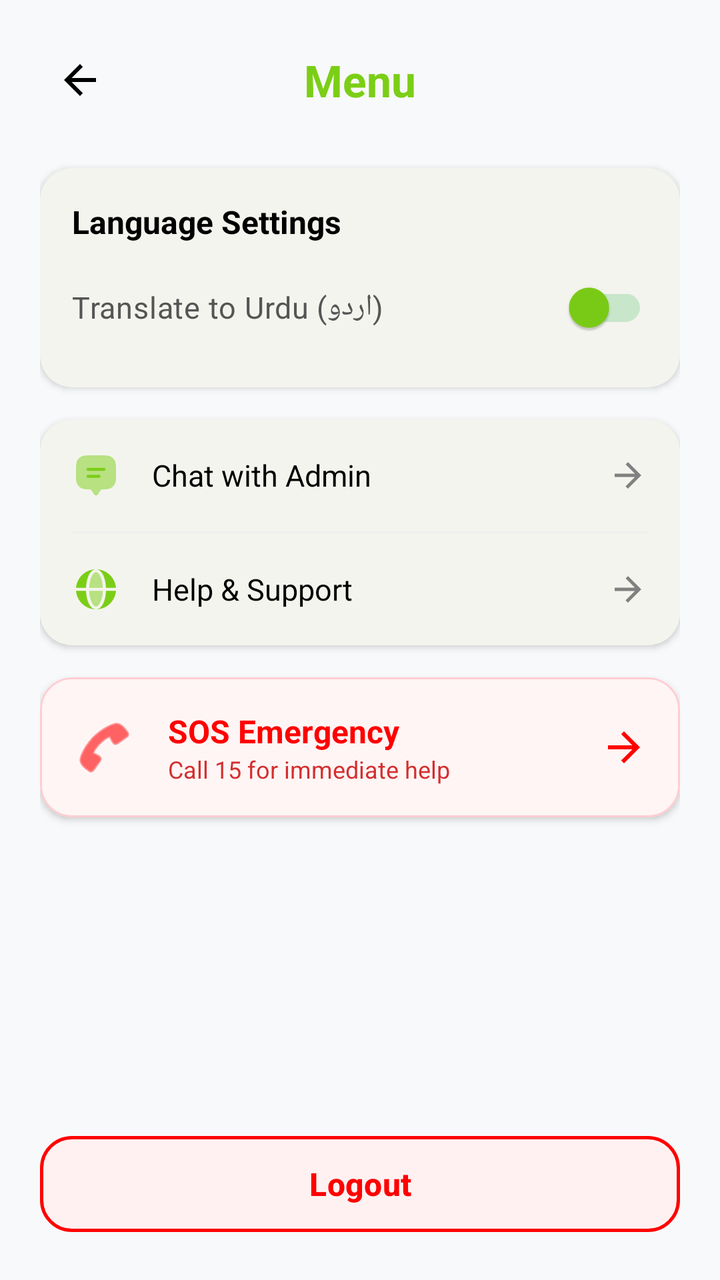
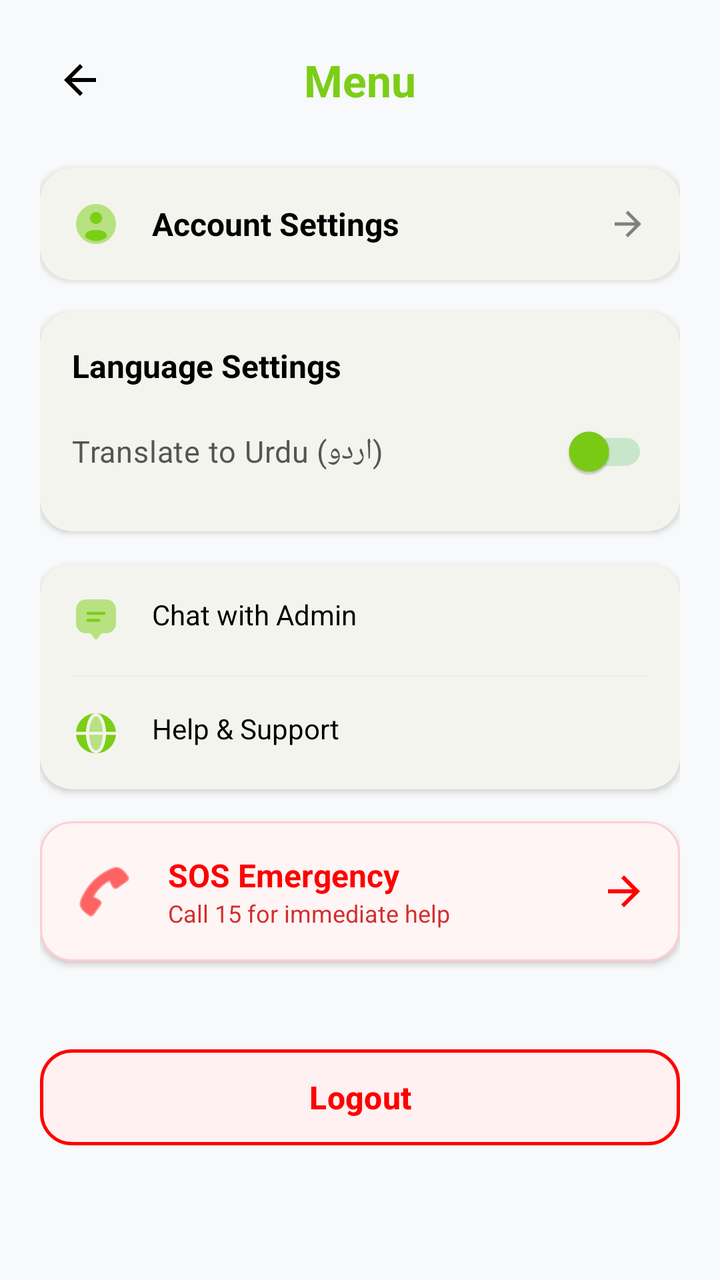

Before-and-after screenshots of an Android layout around one commit, followed by the original layout XML and the change that was made.
<!-- AndroidManifest.xml: application theme Theme.RozgarConnector -->
<!-- res/layout/activity_menu.xml -->
<?xml version="1.0" encoding="utf-8"?>
<androidx.core.widget.NestedScrollView xmlns:android="http://schemas.android.com/apk/res/android"
    xmlns:app="http://schemas.android.com/apk/res-auto"
    xmlns:tools="http://schemas.android.com/tools"
    android:layout_width="match_parent"
    android:layout_height="match_parent"
    android:background="#F8F9FA"
    android:fillViewport="true">

    <LinearLayout
        android:layout_width="match_parent"
        android:layout_height="wrap_content"
        android:orientation="vertical"
        android:padding="20dp"
        tools:context=".ui.settings.MenuActivity">

        <RelativeLayout
            android:layout_width="match_parent"
            android:layout_height="wrap_content"
            android:layout_marginBottom="24dp">

            <ImageButton
                android:id="@+id/btnBack"
                android:layout_width="40dp"
                android:layout_height="40dp"
                android:background="?attr/selectableItemBackgroundBorderless"
                android:src="@drawable/ic_back"
                app:tint="@color/black" />

            <TextView
                android:id="@+id/tvMenuTitle"
                android:layout_width="wrap_content"
                android:layout_height="wrap_content"
                android:layout_centerInParent="true"
                android:text="@string/menu_title"
                android:textColor="@color/primary_green"
                android:textSize="22sp"
                android:textStyle="bold" />
        </RelativeLayout>

        
        <com.google.android.material.card.MaterialCardView
            android:layout_width="match_parent"
            android:layout_height="wrap_content"
            android:layout_marginBottom="16dp"
            app:cardCornerRadius="16dp"
            app:cardElevation="2dp"
            app:strokeWidth="0dp">

            <LinearLayout
                android:layout_width="match_parent"
                android:layout_height="wrap_content"
                android:orientation="vertical"
                android:padding="16dp">

                <TextView
                    android:id="@+id/tvLangHeader"
                    android:layout_width="wrap_content"
                    android:layout_height="wrap_content"
                    android:layout_marginBottom="8dp"
                    android:text="@string/lang_settings"
                    android:textColor="@color/black"
                    android:textSize="16sp"
                    android:textStyle="bold" />

                <com.google.android.material.switchmaterial.SwitchMaterial
                    android:id="@+id/switchUrdu"
                    android:layout_width="match_parent"
                    android:layout_height="wrap_content"
                    android:text="@string/switch_urdu_label"
                    android:textColor="#555555"
                    android:textSize="15sp"
                    app:thumbTint="@color/primary_green"
                    app:trackTint="@color/primary_green_light" />

                <TextView
                    android:id="@+id/tvStatus"
                    android:layout_width="wrap_content"
                    android:layout_height="wrap_content"
                    android:text="@string/model_download_status"
                    android:textColor="@color/grey"
                    android:textSize="11sp"
                    android:visibility="gone" />
            </LinearLayout>
        </com.google.android.material.card.MaterialCardView>

        
        <com.google.android.material.card.MaterialCardView
            android:layout_width="match_parent"
            android:layout_height="wrap_content"
            android:layout_marginBottom="16dp"
            app:cardCornerRadius="16dp"
            app:cardElevation="2dp"
            app:strokeWidth="0dp">

            <LinearLayout
                android:layout_width="match_parent"
                android:layout_height="wrap_content"
                android:orientation="vertical">

                
                <LinearLayout
                    android:id="@+id/btnChatAdmin"
                    android:layout_width="match_parent"
                    android:layout_height="wrap_content"
                    android:background="?attr/selectableItemBackground"
                    android:clickable="true"
                    android:focusable="true"
                    android:gravity="center_vertical"
                    android:padding="16dp">

                    <ImageView
                        android:layout_width="24dp"
                        android:layout_height="24dp"
                        android:src="@drawable/ic_messages"
                        app:tint="@color/primary_green" />

                    <TextView
                        android:layout_width="0dp"
                        android:layout_height="wrap_content"
                        android:layout_marginStart="16dp"
                        android:layout_weight="1"
                        android:text="Chat with Admin"
                        android:textColor="@color/black"
                        android:textSize="15sp" />

                    <ImageView
                        android:layout_width="20dp"
                        android:layout_height="20dp"
                        android:src="@drawable/ic_back"
                        android:rotation="180"
                        app:tint="@color/grey" />
                </LinearLayout>

                <View
                    android:layout_width="match_parent"
                    android:layout_height="1dp"
                    android:layout_marginHorizontal="16dp"
                    android:background="#EEEEEE" />

                
                <LinearLayout
                    android:id="@+id/btnHelpSupport"
                    android:layout_width="match_parent"
                    android:layout_height="wrap_content"
                    android:background="?attr/selectableItemBackground"
                    android:clickable="true"
                    android:focusable="true"
                    android:gravity="center_vertical"
                    android:padding="16dp">

                    <ImageView
                        android:layout_width="24dp"
                        android:layout_height="24dp"
                        android:src="@drawable/ic_notification"
                        app:tint="@color/primary_green" />

                    <TextView
                        android:layout_width="0dp"
                        android:layout_height="wrap_content"
                        android:layout_marginStart="16dp"
                        android:layout_weight="1"
                        android:text="Help &amp; Support"
                        android:textColor="@color/black"
                        android:textSize="15sp" />

                    <ImageView
                        android:layout_width="20dp"
                        android:layout_height="20dp"
                        android:src="@drawable/ic_back"
                        android:rotation="180"
                        app:tint="@color/grey" />
                </LinearLayout>
            </LinearLayout>
        </com.google.android.material.card.MaterialCardView>

        
        <com.google.android.material.card.MaterialCardView
            android:id="@+id/btnSOS"
            android:layout_width="match_parent"
            android:layout_height="wrap_content"
            android:layout_marginBottom="16dp"
            android:backgroundTint="#FFF5F5"
            app:cardCornerRadius="16dp"
            app:cardElevation="2dp"
            app:strokeColor="#FFCDD2"
            app:strokeWidth="1dp">

            <LinearLayout
                android:layout_width="match_parent"
                android:layout_height="wrap_content"
                android:gravity="center_vertical"
                android:padding="16dp">

                <ImageView
                    android:layout_width="32dp"
                    android:layout_height="32dp"
                    android:src="@android:drawable/ic_menu_call"
                    app:tint="@color/red" />

                <LinearLayout
                    android:layout_width="0dp"
                    android:layout_height="wrap_content"
                    android:layout_marginStart="16dp"
                    android:layout_weight="1"
                    android:orientation="vertical">

                    <TextView
                        android:layout_width="wrap_content"
                        android:layout_height="wrap_content"
                        android:text="SOS Emergency"
                        android:textColor="@color/red"
                        android:textSize="16sp"
                        android:textStyle="bold" />

                    <TextView
                        android:layout_width="wrap_content"
                        android:layout_height="wrap_content"
                        android:text="Call 15 for immediate help"
                        android:textColor="#D32F2F"
                        android:textSize="12sp" />
                </LinearLayout>

                <ImageView
                    android:layout_width="24dp"
                    android:layout_height="24dp"
                    android:src="@drawable/ic_back"
                    android:rotation="180"
                    app:tint="@color/red" />
            </LinearLayout>
        </com.google.android.material.card.MaterialCardView>

        <View
            android:layout_width="match_parent"
            android:layout_height="0dp"
            android:layout_weight="1" />

        <com.google.android.material.button.MaterialButton
            android:id="@+id/btnLogout"
            android:layout_width="match_parent"
            android:layout_height="56dp"
            android:layout_marginTop="24dp"
            android:backgroundTint="#FFF1F1"
            android:text="@string/logout"
            android:textAllCaps="false"
            android:textColor="@color/red"
            android:textSize="16sp"
            android:textStyle="bold"
            app:cornerRadius="16dp"
            app:strokeColor="@color/red"
            app:strokeWidth="1.5dp" />

    </LinearLayout>
</androidx.core.widget.NestedScrollView>
<!-- resources referenced by this layout -->
<resources>
  <color name="black">#FF000000</color>
  <color name="grey">#808080</color>
  <color name="primary_green">#7BCE16</color>
  <color name="primary_green_light">#C8E6C9</color>
  <color name="red">#FF0000</color>
  <!-- drawable ic_back (drawable) -->
  <vector xmlns:android="http://schemas.android.com/apk/res/android"
      android:width="24dp"
      android:height="24dp"
      android:viewportWidth="24"
      android:viewportHeight="24">
    <path
        android:fillColor="@android:color/white"
        android:pathData="M20,11H7.83l5.59,-5.59L12,4l-8,8 8,8 1.41,-1.41L7.83,13H20v-2z"/>
  </vector>
  <!-- drawable ic_messages (drawable) -->
  <vector xmlns:android="http://schemas.android.com/apk/res/android"
      android:width="800dp"
      android:height="800dp"
      android:viewportWidth="24"
      android:viewportHeight="24">
    <path
        android:pathData="M13.629,20.472L13.087,21.388C12.604,22.204 11.396,22.204 10.913,21.388L10.371,20.472C9.951,19.761 9.74,19.406 9.403,19.21C9.065,19.013 8.64,19.006 7.79,18.992C6.534,18.97 5.747,18.893 5.087,18.619C3.861,18.112 2.888,17.139 2.381,15.913C2,14.995 2,13.83 2,11.5V10.5C2,7.227 2,5.59 2.737,4.388C3.149,3.715 3.715,3.149 4.388,2.737C5.59,2 7.227,2 10.5,2H13.5C16.773,2 18.41,2 19.612,2.737C20.285,3.149 20.851,3.715 21.263,4.388C22,5.59 22,7.227 22,10.5V11.5C22,13.83 22,14.995 21.619,15.913C21.112,17.139 20.139,18.112 18.913,18.619C18.253,18.893 17.466,18.97 16.21,18.992C15.36,19.006 14.935,19.013 14.597,19.21C14.259,19.406 14.049,19.761 13.629,20.472Z"
        android:strokeAlpha="0.5"
        android:fillColor="#000000"
        android:fillAlpha="0.5"/>
    <path
        android:pathData="M7.25,9C7.25,8.586 7.586,8.25 8,8.25H16C16.414,8.25 16.75,8.586 16.75,9C16.75,9.414 16.414,9.75 16,9.75H8C7.586,9.75 7.25,9.414 7.25,9Z"
        android:fillColor="#000000"/>
    <path
        android:pathData="M7.25,12.5C7.25,12.086 7.586,11.75 8,11.75H13.5C13.914,11.75 14.25,12.086 14.25,12.5C14.25,12.914 13.914,13.25 13.5,13.25H8C7.586,13.25 7.25,12.914 7.25,12.5Z"
        android:fillColor="#000000"/>
  </vector>
  <!-- drawable ic_notification: vector/xml drawable (drawable, 2138 chars, omitted) -->
  <string name="lang_settings">Language Settings</string>
  <string name="logout">Logout</string>
  <string name="menu_title">Menu</string>
  <string name="model_download_status">Offline model will be downloaded on first enable.</string>
  <string name="switch_urdu_label">Translate to Urdu (اردو)</string>
  <style name="Theme.RozgarConnector" parent="Base.Theme.RozgarConnector" />
  <style name="Base.Theme.RozgarConnector" parent="Theme.Material3.DayNight.NoActionBar">
          
          <item name="colorPrimary">@color/primary_green</item>
      </style>
</resources>

<!-- the commit's change to res/layout/activity_menu.xml (unified diff, before → after) -->
@@ -11,8 +11,7 @@
         android:layout_width="match_parent"
         android:layout_height="wrap_content"
         android:orientation="vertical"
-        android:padding="20dp"
-        tools:context=".ui.settings.MenuActivity">
+        android:padding="20dp">
 
         <RelativeLayout
             android:layout_width="match_parent"
@@ -40,6 +39,50 @@
 
         
         <com.google.android.material.card.MaterialCardView
+            android:id="@+id/btnAccountSettings"
+            android:layout_width="match_parent"
+            android:layout_height="wrap_content"
+            android:layout_marginBottom="16dp"
+            android:clickable="true"
+            android:focusable="true"
+            android:foreground="?attr/selectableItemBackground"
+            app:cardCornerRadius="16dp"
+            app:cardElevation="2dp"
+            app:strokeWidth="0dp">
+
+            <LinearLayout
+                android:layout_width="match_parent"
+                android:layout_height="wrap_content"
+                android:gravity="center_vertical"
+                android:padding="16dp">
+
+                <ImageView
+                    android:layout_width="24dp"
+                    android:layout_height="24dp"
+                    android:src="@drawable/ic_profile"
+                    app:tint="@color/primary_green" />
+
+                <TextView
+                    android:layout_width="0dp"
+                    android:layout_height="wrap_content"
+                    android:layout_marginStart="16dp"
+                    android:layout_weight="1"
+                    android:text="Account Settings"
+                    android:textColor="@color/black"
+                    android:textSize="16sp"
+                    android:textStyle="bold" />
+
+                <ImageView
+                    android:layout_width="20dp"
+                    android:layout_height="20dp"
+                    android:src="@drawable/ic_back"
+                    android:rotation="180"
+                    app:tint="@color/grey" />
+            </LinearLayout>
+        </com.google.android.material.card.MaterialCardView>
+
+        
+        <com.google.android.material.card.MaterialCardView
             android:layout_width="match_parent"
             android:layout_height="wrap_content"
             android:layout_marginBottom="16dp"
@@ -72,15 +115,6 @@
                     android:textSize="15sp"
                     app:thumbTint="@color/primary_green"
                     app:trackTint="@color/primary_green_light" />
-
-                <TextView
-                    android:id="@+id/tvStatus"
-                    android:layout_width="wrap_content"
-                    android:layout_height="wrap_content"
-                    android:text="@string/model_download_status"
-                    android:textColor="@color/grey"
-                    android:textSize="11sp"
-                    android:visibility="gone" />
             </LinearLayout>
         </com.google.android.material.card.MaterialCardView>
 
@@ -98,78 +132,26 @@
                 android:layout_height="wrap_content"
                 android:orientation="vertical">
 
-                
                 <LinearLayout
                     android:id="@+id/btnChatAdmin"
                     android:layout_width="match_parent"
                     android:layout_height="wrap_content"
                     android:background="?attr/selectableItemBackground"
-                    android:clickable="true"
-                    android:focusable="true"
-                    android:gravity="center_vertical"
                     android:padding="16dp">
-
-                    <ImageView
-                        android:layout_width="24dp"
-                        android:layout_height="24dp"
-                        android:src="@drawable/ic_messages"
-                        app:tint="@color/primary_green" />
-
-                    <TextView
-                        android:layout_width="0dp"
-                        android:layout_height="wrap_content"
-                        android:layout_marginStart="16dp"
-                        android:layout_weight="1"
-                        android:text="Chat with Admin"
-                        android:textColor="@color/black"
-                        android:textSize="15sp" />
-
-                    <ImageView
-                        android:layout_width="20dp"
-                        android:layout_height="20dp"
-                        android:src="@drawable/ic_back"
-                        android:rotation="180"
-                        app:tint="@color/grey" />
+                    <ImageView android:layout_width="24dp" android:layout_height="24dp" android:src="@drawable/ic_messages" app:tint="@color/primary_green" />
+                    <TextView android:layout_width="match_parent" android:layout_height="wrap_content" android:layout_marginStart="16dp" android:text="Chat with Admin" android:textColor="@color/black" />
                 </LinearLayout>
 
-                <View
-                    android:layout_width="match_parent"
-                    android:layout_height="1dp"
-                    android:layout_marginHorizontal="16dp"
-                    android:background="#EEEEEE" />
-
-                
+                <View android:layout_width="match_parent" android:layout_height="1dp" android:layout_marginHorizontal="16dp" android:background="#EEEEEE" />
+
                 <LinearLayout
                     android:id="@+id/btnHelpSupport"
                     android:layout_width="match_parent"
                     android:layout_height="wrap_content"
                     android:background="?attr/selectableItemBackground"
-                    android:clickable="true"
-                    android:focusable="true"
-                    android:gravity="center_vertical"
                     android:padding="16dp">
-
-                    <ImageView
-                        android:layout_width="24dp"
-                        android:layout_height="24dp"
-                        android:src="@drawable/ic_notification"
-                        app:tint="@color/primary_green" />
-
-                    <TextView
-                        android:layout_width="0dp"
-                        android:layout_height="wrap_content"
-                        android:layout_marginStart="16dp"
-                        android:layout_weight="1"
-                        android:text="Help &amp; Support"
-                        android:textColor="@color/black"
-                        android:textSize="15sp" />
-
-                    <ImageView
-                        android:layout_width="20dp"
-                        android:layout_height="20dp"
-                        android:src="@drawable/ic_back"
-                        android:rotation="180"
-                        app:tint="@color/grey" />
+                    <ImageView android:layout_width="24dp" android:layout_height="24dp" android:src="@drawable/ic_notification" app:tint="@color/primary_green" />
+                    <TextView android:layout_width="match_parent" android:layout_height="wrap_content" android:layout_marginStart="16dp" android:text="Help &amp; Support" android:textColor="@color/black" />
                 </LinearLayout>
             </LinearLayout>
         </com.google.android.material.card.MaterialCardView>
@@ -204,36 +186,13 @@
                     android:layout_marginStart="16dp"
                     android:layout_weight="1"
                     android:orientation="vertical">
-
-                    <TextView
-                        android:layout_width="wrap_content"
-                        android:layout_height="wrap_content"
-                        android:text="SOS Emergency"
-                        android:textColor="@color/red"
-                        android:textSize="16sp"
-                        android:textStyle="bold" />
-
-                    <TextView
-                        android:layout_width="wrap_content"
-                        android:layout_height="wrap_content"
-                        android:text="Call 15 for immediate help"
-                        android:textColor="#D32F2F"
-                        android:textSize="12sp" />
+                    <TextView android:layout_width="wrap_content" android:layout_height="wrap_content" android:text="SOS Emergency" android:textColor="@color/red" android:textSize="16sp" android:textStyle="bold" />
+                    <TextView android:layout_width="wrap_content" android:layout_height="wrap_content" android:text="Call 15 for immediate help" android:textColor="#D32F2F" android:textSize="12sp" />
                 </LinearLayout>
 
-                <ImageView
-                    android:layout_width="24dp"
-                    android:layout_height="24dp"
-                    android:src="@drawable/ic_back"
-                    android:rotation="180"
-                    app:tint="@color/red" />
-            </LinearLayout>
-        </com.google.android.material.card.MaterialCardView>
-
-        <View
-            android:layout_width="match_parent"
-            android:layout_height="0dp"
-            android:layout_weight="1" />
+                <ImageView android:layout_width="24dp" android:layout_height="24dp" android:src="@drawable/ic_back" android:rotation="180" app:tint="@color/red" />
+            </LinearLayout>
+        </com.google.android.material.card.MaterialCardView>
 
         <com.google.android.material.button.MaterialButton
             android:id="@+id/btnLogout"
<!-- resource entries referenced after the edit -->
@@ -34,10 +34,27 @@
         android:fillColor="#000000"/>
   </vector>
   <!-- drawable ic_notification: vector/xml drawable (drawable, 2138 chars, omitted) -->
+  <!-- drawable ic_profile (drawable) -->
+  <vector xmlns:android="http://schemas.android.com/apk/res/android"
+      android:width="800dp"
+      android:height="800dp"
+      android:viewportWidth="24"
+      android:viewportHeight="24">
+    <path
+        android:pathData="M22,12C22,17.523 17.523,22 12,22C6.477,22 2,17.523 2,12C2,6.477 6.477,2 12,2C17.523,2 22,6.477 22,12Z"
+        android:strokeAlpha="0.5"
+        android:fillColor="#000000"
+        android:fillAlpha="0.5"/>
+    <path
+        android:pathData="M16.807,19.011C15.44,19.95 13.784,20.5 12,20.5C10.216,20.5 8.56,19.95 7.193,19.011C6.589,18.596 6.331,17.806 6.682,17.163C7.41,15.83 8.91,15 12,15C15.09,15 16.59,15.83 17.318,17.163C17.669,17.806 17.411,18.596 16.807,19.011Z"
+        android:fillColor="#000000"/>
+    <path
+        android:pathData="M12,12C13.657,12 15,10.657 15,9C15,7.343 13.657,6 12,6C10.343,6 9,7.343 9,9C9,10.657 10.343,12 12,12Z"
+        android:fillColor="#000000"/>
+  </vector>
   <string name="lang_settings">Language Settings</string>
   <string name="logout">Logout</string>
   <string name="menu_title">Menu</string>
-  <string name="model_download_status">Offline model will be downloaded on first enable.</string>
   <string name="switch_urdu_label">Translate to Urdu (اردو)</string>
   <style name="Theme.RozgarConnector" parent="Base.Theme.RozgarConnector" />
   <style name="Base.Theme.RozgarConnector" parent="Theme.Material3.DayNight.NoActionBar">
